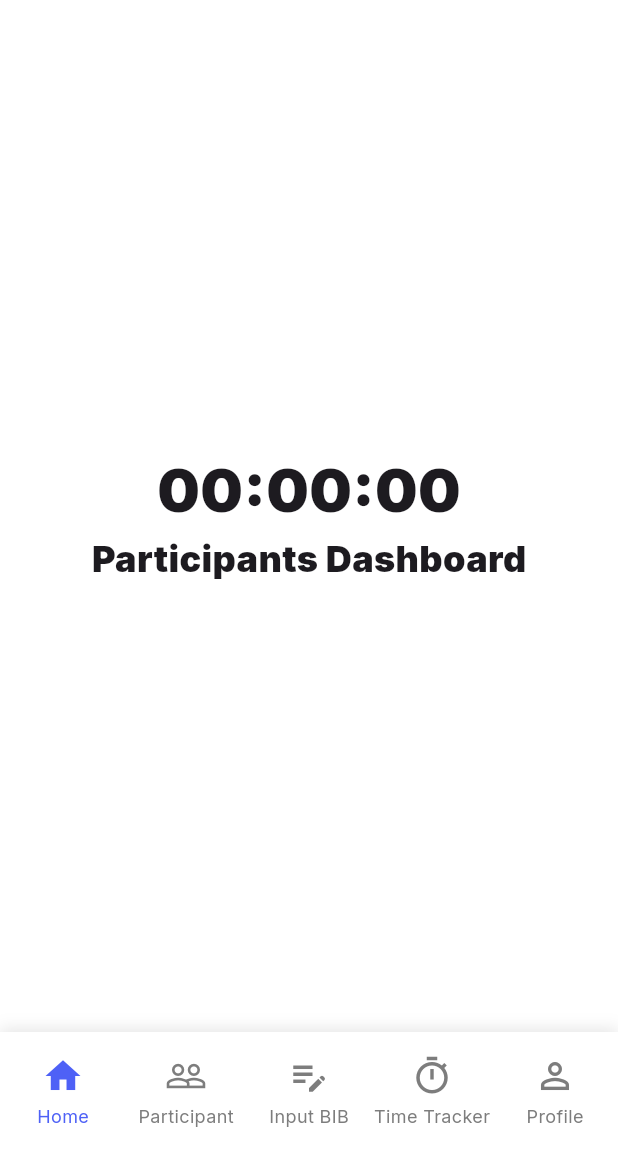
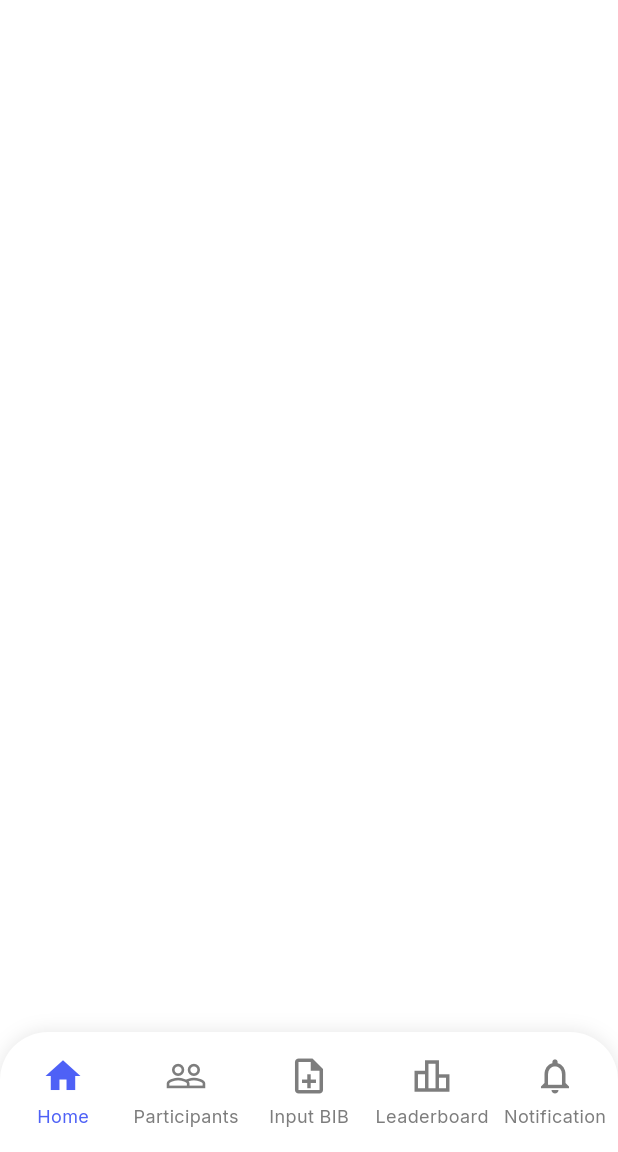
Before and after one commit to net-specter/TriTrack, a Flutter app: the screen it shows after launch, on a phone screen of 412 x 824 dp, the part 84-1236 px from its top. Run offline on Flutter 3.47's test engine with Material 3 defaults, Android fonts, the phone set to English and light mode, and no system bars.

Commit message:
build bottombar

```diff
--- a/frontend/lib/features/Navigation_Bar/Bottombar.dart
+++ b/frontend/lib/features/Navigation_Bar/bottom_bar.dart
@@ -14,11 +14,31 @@ class _BottomBarState extends State<BottomBar> {
   int _currentIndex = 0;
 
   final List<BottomBarItem> _items = const [
-    BottomBarItem(Icons.home_outlined, Icons.home, 'Home'),
-    BottomBarItem(Icons.people_outline, Icons.people, 'Participant'),
-    BottomBarItem(Icons.edit_note_outlined, Icons.edit_note, 'Input BIB'),
-    BottomBarItem(Icons.timer_outlined, Icons.timer, 'Time Tracker'),
-    BottomBarItem(Icons.person_outline, Icons.person, 'Profile'),
+    BottomBarItem(
+      inactiveIcon: Icons.home_outlined,
+      activeIcon: Icons.home,
+      label: 'Home',
+    ),
+    BottomBarItem(
+      inactiveIcon: Icons.people_outline,
+      activeIcon: Icons.people,
+      label: 'Participants',
+    ),
+    BottomBarItem(
+      inactiveIcon: Icons.note_add_outlined,
+      activeIcon: Icons.note_add,
+      label: 'Input BIB',
+    ),
+    BottomBarItem(
+      inactiveIcon: Icons.leaderboard_outlined,
+      activeIcon: Icons.leaderboard,
+      label: 'Leaderboard',
+    ),
+    BottomBarItem(
+      inactiveIcon: Icons.notifications_outlined,
+      activeIcon: Icons.notifications,
+      label: 'Notification',
+    ),
   ];
 
   @override
@@ -27,11 +47,16 @@ class _BottomBarState extends State<BottomBar> {
       height: 80,
       decoration: BoxDecoration(
         color: Colors.white,
+        borderRadius: const BorderRadius.only(
+          topLeft: Radius.circular(32),
+          topRight: Radius.circular(32),
+        ),
         boxShadow: [
           BoxShadow(
+            // ignore: deprecated_member_use
             color: Colors.black.withOpacity(0.1),
-            blurRadius: 8,
-            offset: const Offset(0, -2),
+            blurRadius: 10,
+            offset: const Offset(0, 0),
           ),
         ],
       ),
@@ -53,8 +78,11 @@ class _BottomBarState extends State<BottomBar> {
         onTap: () {
           setState(() => _currentIndex = index);
           widget.onIndexChanged?.call(index);
+          item.onTap?.call(); // Call the item's onTap if provided
         },
+        // ignore: deprecated_member_use
         splashColor: TriColors.primary.withOpacity(0.2),
+        // ignore: deprecated_member_use
         highlightColor: TriColors.primary.withOpacity(0.1),
         child: SizedBox(
           width: 80,
@@ -88,6 +116,12 @@ class BottomBarItem {
   final IconData inactiveIcon;
   final IconData activeIcon;
   final String label;
+  final void Function()? onTap;
 
-  const BottomBarItem(this.inactiveIcon, this.activeIcon, this.label);
+  const BottomBarItem({
+    required this.inactiveIcon,
+    required this.activeIcon,
+    required this.label,
+    this.onTap,
+  });
 }
--- a/frontend/lib/features/home_page/pages/home.dart
+++ b/frontend/lib/features/home_page/pages/home.dart
@@ -1,6 +1,4 @@
 import 'package:flutter/material.dart';
-
-import '../../../core/theme/text_styles.dart';
 
 class HomePage extends StatelessWidget {
   const HomePage({super.key});
@@ -8,12 +6,8 @@ class HomePage extends StatelessWidget {
   @override
   Widget build(BuildContext context) {
     return Center(
-      child: Column(
-        mainAxisAlignment: MainAxisAlignment.center,
-        children: [
-          Text('00:00:00', style: TriTextStyles.headline),
-          Text('Participants Dashboard', style: TriTextStyles.title),
-        ],
+      child: Column(mainAxisAlignment: MainAxisAlignment.center, children: [
+          ],
       ),
     );
   }
--- a/frontend/lib/main.dart
+++ b/frontend/lib/main.dart
@@ -2,7 +2,7 @@ import 'package:flutter/material.dart';
 import 'package:frontend/core/theme/colors.dart';
 import 'package:frontend/core/theme/text_styles.dart';
 import 'package:frontend/features/home_page/pages/home.dart';
-import 'package:frontend/features/Navigation_Bar/Bottombar.dart';
+import 'package:frontend/features/Navigation_Bar/bottom_bar.dart';
 import 'core/theme/app_theme.dart';
 
 main() {
@@ -23,8 +23,23 @@ class MyApp extends StatelessWidget {
   }
 }
 
-class MyHomePage extends StatelessWidget {
+class MyHomePage extends StatefulWidget {
   const MyHomePage({super.key});
+
+  @override
+  State<MyHomePage> createState() => _MyHomePageState();
+}
+
+class _MyHomePageState extends State<MyHomePage> {
+  int _currentIndex = 0;
+
+  final List<Widget> _pages = [
+    const HomePage(),
+    const Center(child: Text('Participants Page')),
+    const Center(child: Text('Input BIB Page')),
+    const Center(child: Text('Leaderboard Page')),
+    const Center(child: Text('Notification Page')),
+  ];
 
   @override
   Widget build(BuildContext context) {
@@ -38,8 +53,14 @@ class MyHomePage extends StatelessWidget {
           ),
         ),
       ),
-      body: HomePage(),
-      bottomNavigationBar: BottomBar(),
+      body: _pages[_currentIndex],
+      bottomNavigationBar: BottomBar(
+        onIndexChanged: (index) {
+          setState(() {
+            _currentIndex = index;
+          });
+        },
+      ),
     );
   }
 }
```
